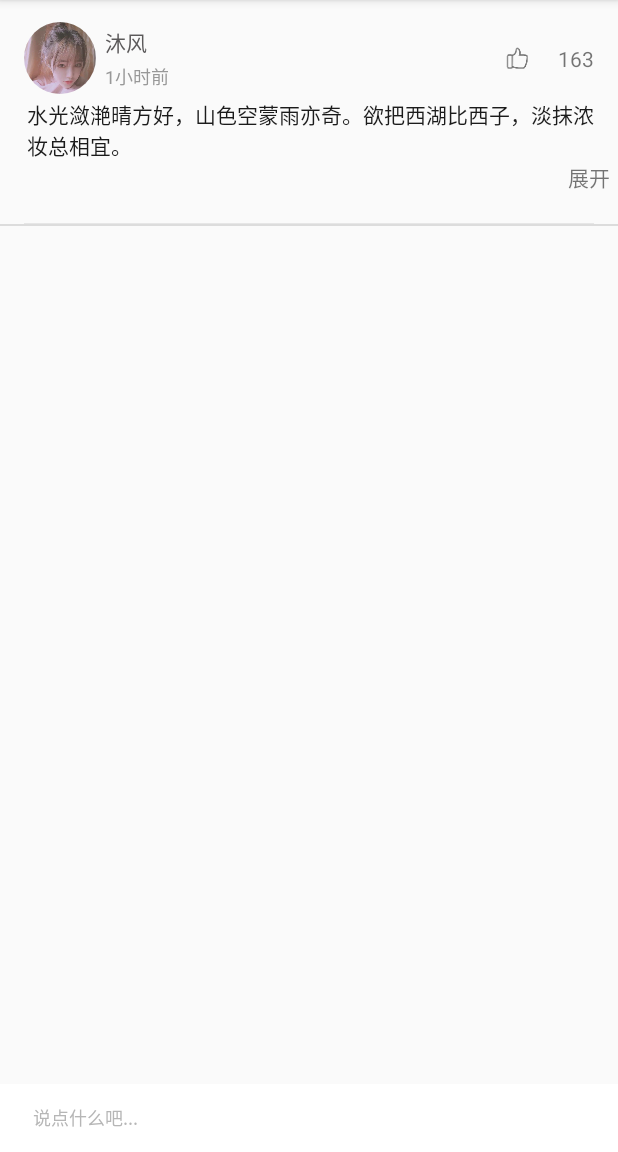
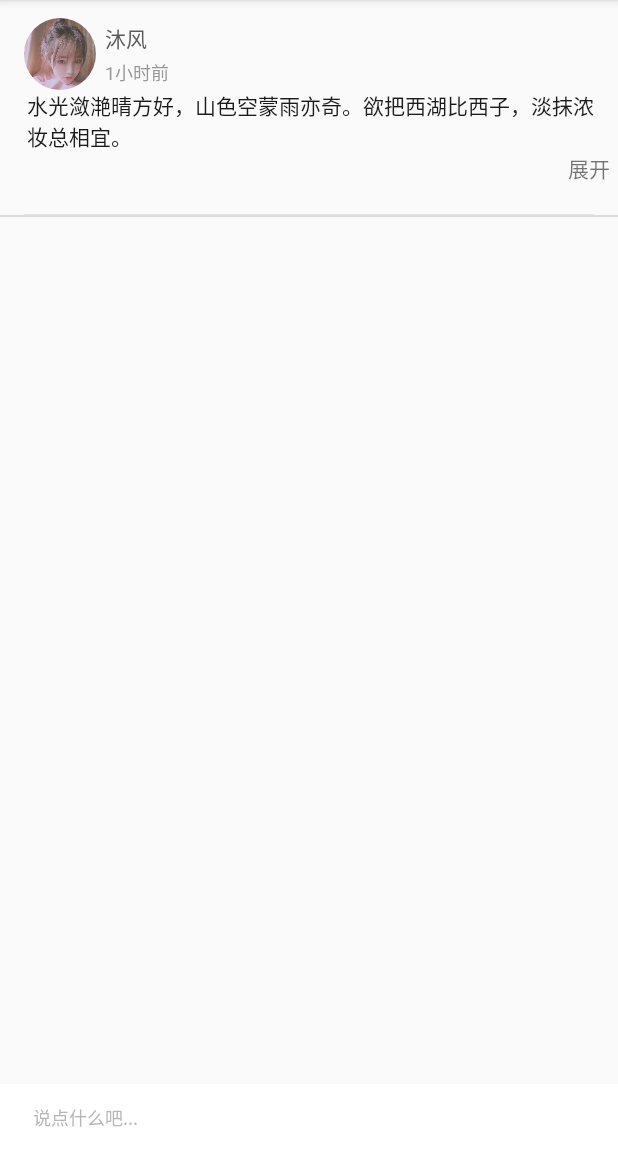
Before and after one commit to wangxian01/WanShaAPP, an Android app: the ReplayActivity screen opened directly, with no data from a screen before it, on a phone screen of 412 x 824 dp, the part 84-1236 px from its top. Run offline under Robolectric (Android 15) with nearby library versions, the light colour scheme and no system bars; our stand-ins replace CircleImageView, Picasso; libraries missing offline, so code that uses them is left out: com.wx.goodview; network calls fail; pictures from the network do not load; 11 statements that could not run were skipped.

Commit message:
随便交

```diff
--- a/app/src/main/java/com/example/l/wanshaapp/DyFocusCommentDetails/FcousCommentActivity.java
+++ b/app/src/main/java/com/example/l/wanshaapp/DyFocusCommentDetails/FcousCommentActivity.java
@@ -82,7 +82,6 @@ public class FcousCommentActivity extends AppCompatActivity {
         mFocusCommentsUserLogo = (CircleImageView)headView. findViewById(R.id.focus_comments_userLogo);
         mFocusCommentsUserName = (TextView) headView.findViewById(R.id.focus_comments_userName);
         mFocusCommentsTime = (TextView) headView.findViewById(R.id.focus_comments_time);
-        mFocusCommentsLike = (ImageView) headView.findViewById(R.id.focus_comments_like);
         mFocusCommentTextMain = (TextView) headView.findViewById(R.id.focus_comment_text_main);
         mFocusCommentsMainlist = (ListView) findViewById(R.id.focus_comments_mainlist);
         mFocusCommentsPl = (TextView)findViewById(R.id.focus_comments_pl);
@@ -139,8 +138,7 @@ public class FcousCommentActivity extends AppCompatActivity {
                 showCommentDialog();
             }
         });
-
-        mFocusCommentsMainlist.addHeaderView(headView);
+        mFocusCommentsMainlist.addHeaderView(headView,null,false);
         //添加适配器
         adapterCommentMain = new AdapterCommentMain(this, dataList, R.layout.item_main_comment);
 
@@ -186,7 +184,7 @@ public class FcousCommentActivity extends AppCompatActivity {
             public void run() {
                 super.run();
                 try {
-                    String restult = post("http://172.16.22.46:8080/AndroidServers/CommentServlet","");
+                    String restult = post("http://172.16.59.11:8080/AndroidServers/CommentServlet","");
                     Gson gson = new Gson();
                     ArrayList<CommentBean> commentBean = gson.fromJson(restult,new TypeToken<ArrayList<CommentBean>>() {
                     }.getType());
--- a/app/src/main/java/com/example/l/wanshaapp/DyFocusCommentDetails/ReplayActivity.java
+++ b/app/src/main/java/com/example/l/wanshaapp/DyFocusCommentDetails/ReplayActivity.java
@@ -49,7 +49,6 @@ public class ReplayActivity extends AppCompatActivity {
     private CircleImageView mReplayUserLogo;
     private TextView mReplayName;
     private TextView mReplayTime;
-    private ImageView mReplayImg;
     private TextView mReplayTextMain;
     private TextView mReplayUnfold;
     private List<Map<String,Object>> dataList;
@@ -68,7 +67,6 @@ public class ReplayActivity extends AppCompatActivity {
         mReplayUserLogo = (CircleImageView) headView.findViewById(R.id.replay_userLogo);
         mReplayName = (TextView)  headView.findViewById(R.id.replay__name);
         mReplayTime = (TextView)  headView.findViewById(R.id.replay__time);
-        mReplayImg = (ImageView)  headView.findViewById(R.id.replay_img);
         mReplayTextMain = (TextView)  headView.findViewById(R.id.replay__text_main);
         mReplayUnfold = (TextView)  headView.findViewById(R.id.replay_unfold);
 
@@ -146,7 +144,7 @@ public class ReplayActivity extends AppCompatActivity {
             public void run() {
                 super.run();
                 try {
-                    String restult = post("http://172.16.22.46:8080/AndroidServers/ReplysServlet","");
+                    String restult = post("http://172.16.59.11:8080/AndroidServers/ReplysServlet","");
                     Gson gson = new Gson();
                     ArrayList<ReplayBean> replayBeans = gson.fromJson(restult,new TypeToken<ArrayList<ReplayBean>>() {
                     }.getType());
--- a/app/src/main/java/com/example/l/wanshaapp/DynamicChoiceness/FragmentChoiceness.java
+++ b/app/src/main/java/com/example/l/wanshaapp/DynamicChoiceness/FragmentChoiceness.java
@@ -96,7 +96,7 @@ public class FragmentChoiceness extends Fragment {
             public void run() {
                 super.run();
                 try {
-                    String restult = post("http://172.16.22.46:8080/AndroidServers/ChoicenesServlet","");
+                    String restult = post("http://172.16.59.11:8080/AndroidServers/ChoicenesServlet","");
                     Gson gson = new Gson();
                     ArrayList<BeanChoiceness> beanChoicenesses = gson.fromJson(restult,new TypeToken<ArrayList<BeanChoiceness>>() {
                     }.getType());
--- a/app/src/main/java/com/example/l/wanshaapp/DynamicCommentDetails/CommentDetailsActivity.java
+++ b/app/src/main/java/com/example/l/wanshaapp/DynamicCommentDetails/CommentDetailsActivity.java
@@ -83,7 +83,6 @@ public class CommentDetailsActivity extends AppCompatActivity {
         mDetailPageUserLogo = (CircleImageView) headView.findViewById(R.id.detail_page_userLogo);
         mDetailPageUserName = (TextView)headView. findViewById(R.id.detail_page_userName);
         mDetailPageTime = (TextView) headView.findViewById(R.id.detail_page_time);
-        mDetailPageFocus = (ImageView) headView.findViewById(R.id.detail_page_focus);
         mCommentTextMain = (TextView)headView. findViewById(R.id.comment_text_main);
         mCommentsChoicenessMain = (ListView)findViewById(R.id.comments_choiceness_main);
         mChoicenessCommentsPl = (TextView) findViewById(R.id.choiceness_comments_pl);
@@ -148,7 +147,7 @@ public class CommentDetailsActivity extends AppCompatActivity {
 
         initDataList();
         //头布局添加适配器
-        mCommentsChoicenessMain.addHeaderView(headView);
+        mCommentsChoicenessMain.addHeaderView(headView,null,false);
         adapterCommentMain = new AdapterCommentMain(this, dataList, R.layout.item_main_comment);
         mCommentsChoicenessMain.setAdapter(adapterCommentMain);
 
@@ -193,7 +192,7 @@ public class CommentDetailsActivity extends AppCompatActivity {
             public void run() {
                 super.run();
                 try {
-                    String restult = post("http://172.16.22.46:8080/AndroidServers/CommentServlet","");
+                    String restult = post("http://172.16.59.11:8080/AndroidServers/CommentServlet","");
                     Gson gson = new Gson();
                     ArrayList<CommentBean> commentBean = gson.fromJson(restult,new TypeToken<ArrayList<CommentBean>>() {
                     }.getType());
--- a/app/src/main/java/com/example/l/wanshaapp/DynamicFocus/FragmentFocus.java
+++ b/app/src/main/java/com/example/l/wanshaapp/DynamicFocus/FragmentFocus.java
@@ -92,7 +92,7 @@ public class FragmentFocus extends Fragment {
             public void run() {
                 super.run();
                 try {
-                    String restult = post("http://172.16.22.46:8080/AndroidServers/FocuServlet","");
+                    String restult = post("http://172.16.59.11:8080/AndroidServers/FocuServlet","");
                     Gson gson = new Gson();
                     ArrayList<BeanFocus> beanFocus = gson.fromJson(restult,new TypeToken< ArrayList<BeanFocus>>() {
                     }.getType());
--- a/app/src/main/res/layout/headview_replsy.xml
+++ b/app/src/main/res/layout/headview_replsy.xml
@@ -49,23 +49,6 @@
                     android:textSize="12sp" />
             </LinearLayout>
 
-            <ImageView
-                android:id="@+id/replay_img"
-                android:layout_width="30dp"
-                android:layout_height="30dp"
-                android:layout_margin="12dp"
-                android:padding="6dp"
-                android:src="@mipmap/dz" />
-
-            <TextView
-                android:id="@+id/replay_number"
-                android:maxLines="1"
-                android:layout_width="30dp"
-                android:gravity="left"
-                android:layout_height="wrap_content"
-                android:layout_marginRight="10dp"
-                android:ellipsize="end"
-                android:text="163" />
         </LinearLayout>
 
         <TextView
```
Also changed, not shown: app/src/main/res/layout/headview_choiceness_comment.xml (+0 -7 lines), app/src/main/res/layout/headview_fcou_comment.xml (+2 -8 lines).
